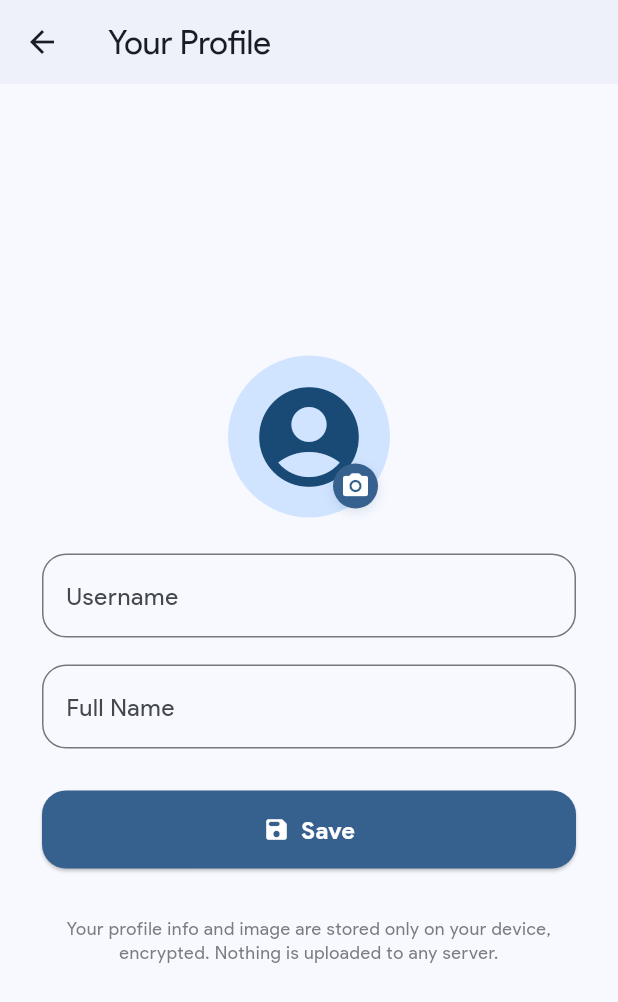
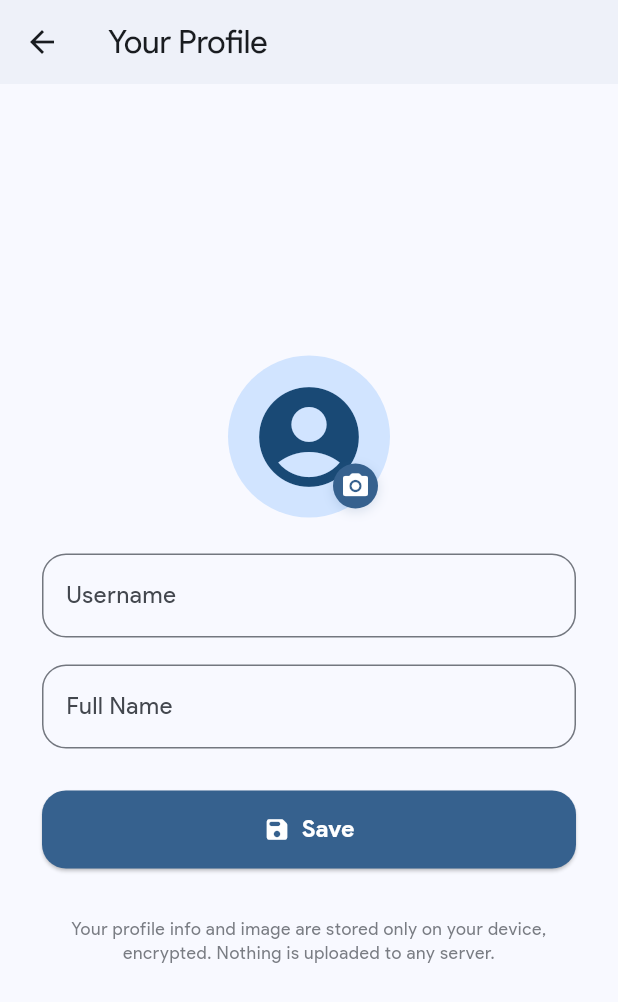
Before and after one commit to Reynold29/Praise-And-Worship, a Flutter app: the screen it shows after launch, after a tap on "Get Started", after a tap on "Skip for now", after a tap on the "account circle" icon, on a phone screen of 412 x 824 dp. Shown: the top 1002 px of the screen. Run offline on Flutter 3.47's test engine with Material 3 defaults, Android fonts, the phone set to English and light mode, and no system bars; drawn by our look-alikes of dynamic_color; our stand-ins replace animated_text_kit, connectivity_plus, flutter_colorpicker, flutter_dotenv, flutter_secure_storage, font_awesome_flutter and 9 more; missing offline and left inert: in_app_update, inditrans; accounts and stored records are empty; project files that could hold a hidden picture were left out.

Commit message:
app: Refactors app architecture and improves UX.
- Implements snappy transitions for smoother navigation.
- Introduces new project structure.
- Improves app's scalability and maintainability.
- Fixes minor UI/UX inconsistencies.
- Better Readme and PRD.

```diff
--- a/lib/main.dart
+++ b/lib/main.dart
@@ -5,6 +5,7 @@ import 'package:shared_preferences/shared_preferences.dart';
 import 'package:worshipcompanion/screens/home_page.dart';
 import 'package:worshipcompanion/screens/onboarding_screen.dart';
 import 'package:worshipcompanion/widgets/theme_provider.dart';
+import 'package:worshipcompanion/widgets/snappy_transitions.dart';
 import 'package:supabase_flutter/supabase_flutter.dart';
 import 'package:flutter_dotenv/flutter_dotenv.dart';
 import 'package:connectivity_plus/connectivity_plus.dart';
@@ -170,25 +171,43 @@ class _MyAppState extends State<MyApp> with WidgetsBindingObserver {
             useMaterial3: true,
             colorScheme: lightSchemeToUse,
             fontFamily: appFontFamily, // Apply font family to light theme
+            visualDensity: VisualDensity.adaptivePlatformDensity,
           ),
           darkTheme: ThemeData(
             useMaterial3: true,
             colorScheme: darkSchemeToUse,
             fontFamily: appFontFamily, // Apply font family to dark theme
+            visualDensity: VisualDensity.adaptivePlatformDensity,
           ),
           themeMode: themeProvider.isDarkMode ? ThemeMode.dark : ThemeMode.light,
+          builder: (context, child) {
+            final mq = MediaQuery.of(context);
+            final width = mq.size.width;
+            double baseScale = 1.0;
+            if (width < 340) {
+              baseScale = 0.88;
+            } else if (width < 360) {
+              baseScale = 0.92;
+            } else if (width < 400) {
+              baseScale = 0.96;
+            } else if (width < 440) {
+              baseScale = 0.98;
+            }
+            final userScale = mq.textScaleFactor;
+            final combinedScale = (userScale * baseScale).clamp(0.85, 1.15);
+            return MediaQuery(
+              data: mq.copyWith(textScaleFactor: combinedScale),
+              child: child!,
+            );
+          },
           home: FutureBuilder<bool>(
             future: SharedPreferences.getInstance().then((prefs) => prefs.getBool('onboarding_complete') ?? false),
             builder: (context, snapshot) {
               if (snapshot.hasData) {
                 return AnimatedSwitcher(
-                  duration: const Duration(milliseconds: 500),
-                  transitionBuilder: (child, animation) {
-                    return FadeTransition(
-                      opacity: animation,
-                      child: child,
-                    );
-                  },
+                  duration: const Duration(milliseconds: 400),
+                  reverseDuration: const Duration(milliseconds: 300),
+                  transitionBuilder: (child, animation) => snappySwitcherTransition(animation, child),
                   child: snapshot.data! ? const HomePage() : const OnboardingScreen(),
                 );
               } else {
--- a/lib/screens/home_page.dart
+++ b/lib/screens/home_page.dart
@@ -3,7 +3,6 @@ import 'package:shared_preferences/shared_preferences.dart';
 import 'package:worshipcompanion/widgets/sliding_cards.dart';
 import 'package:worshipcompanion/screens/explore_Screen.dart';
 import 'package:provider/provider.dart';
-import 'package:worshipcompanion/widgets/theme_provider.dart';
 import 'package:vibration/vibration.dart';
 import 'dart:io';
 import 'package:image_picker/image_picker.dart';
@@ -13,6 +12,7 @@ import 'package:image_cropper/image_cropper.dart';
 import 'package:worshipcompanion/services/local_database_service.dart';
 import 'package:worshipcompanion/models/song_model.dart';
 import 'package:worshipcompanion/widgets/song_card_widget.dart';
+import 'package:worshipcompanion/widgets/snappy_transitions.dart';
 import 'package:in_app_update/in_app_update.dart';
 import 'package:worshipcompanion/widgets/favorite_provider.dart';
 import 'package:worshipcompanion/screens/song_detail_screen.dart';
@@ -205,17 +205,7 @@ class _HomeScreenState extends State<HomeScreen> {
                   onTap: () async {
                     _performVibration();
                     await Navigator.of(context).push(
-                      PageRouteBuilder(
-                        pageBuilder: (context, animation, secondaryAnimation) => const UserProfilePage(),
-                        transitionsBuilder: (context, animation, secondaryAnimation, child) {
-                          return FadeTransition(
-                            opacity: animation,
-                            child: child,
-                          );
-                        },
-                        transitionDuration: const Duration(milliseconds: 400),
-                        reverseTransitionDuration: const Duration(milliseconds: 300),
-                      ),
+                      snappyPageRoute(page: const UserProfilePage()),
                     );
                     widget.onProfileUpdated();
                   },
@@ -280,17 +270,7 @@ class _HomeScreenState extends State<HomeScreen> {
                       _performVibration();
                       Navigator.push(
                         context,
-                        PageRouteBuilder(
-                          pageBuilder: (context, animation, secondaryAnimation) => ExploreScreen(),
-                          transitionsBuilder: (context, animation, secondaryAnimation, child) {
-                            return FadeTransition(
-                              opacity: animation.drive(CurveTween(curve: Curves.easeInQuad)),
-                              child: child,
-                            );
-                          },
-                          transitionDuration: const Duration(milliseconds: 500),
-                          reverseTransitionDuration: const Duration(milliseconds: 300),
-                        ),
+                        snappyPageRoute(page: ExploreScreen()),
                       );
                     },
                     child: Padding(
@@ -1266,10 +1246,7 @@ class HeroDialogRoute<T> extends PageRoute<T> {
 
   @override
   Widget buildTransitions(BuildContext context, Animation<double> animation, Animation<double> secondaryAnimation, Widget child) {
-    return FadeTransition(
-      opacity: CurvedAnimation(parent: animation, curve: Curves.easeInOutCubic),
-      child: child,
-    );
+    return snappyTransition(context, animation, secondaryAnimation, child);
   }
 
   @override
--- a/lib/screens/onboarding_screen.dart
+++ b/lib/screens/onboarding_screen.dart
@@ -2,6 +2,7 @@ import 'dart:ui';
 import 'package:flutter/material.dart';
 import 'package:shared_preferences/shared_preferences.dart';
 import 'home_page.dart';
+import 'package:worshipcompanion/widgets/snappy_transitions.dart';
 
 class OnboardingScreen extends StatefulWidget {
   const OnboardingScreen({Key? key}) : super(key: key);
@@ -33,16 +34,7 @@ class OnboardingScreenState extends State<OnboardingScreen> {
 
     Navigator.pushReplacement(
       context,
-      PageRouteBuilder(
-        pageBuilder: (_, __, ___) => const HomePage(),
-        transitionDuration: const Duration(milliseconds: 500),
-        transitionsBuilder: (_, animation, __, child) {
-          return FadeTransition(
-            opacity: animation.drive(CurveTween(curve: Curves.easeInOut)),
-            child: child,
-          );
-        },
-      ),
+      snappyPageRoute(page: const HomePage()),
     );
   }
 
@@ -52,18 +44,7 @@ class OnboardingScreenState extends State<OnboardingScreen> {
     if (!mounted) return;
     Navigator.pushReplacement(
       context,
-      PageRouteBuilder(
-        pageBuilder: (_, __, ___) => const HomePage(),
-        transitionDuration: const Duration(milliseconds: 500),
-        transitionsBuilder: (_, animation, __, child) {
-          return FadeTransition(
-            opacity: animation.drive(CurveTween(
-              curve: Interval(0.5, 1.0, curve: Curves.easeOut),
-            )),
-            child: child,
-          );
-        },
-      ),
+      snappyPageRoute(page: const HomePage()),
     );
   }
 
--- /dev/null
+++ b/lib/widgets/snappy_transitions.dart
@@ -0,0 +1,49 @@
+import 'package:flutter/material.dart';
+
+/// Shared micro-animation for page/screen transitions: quick slide + subtle scale.
+Widget snappyTransition(BuildContext context, Animation<double> animation, Animation<double> secondaryAnimation, Widget child) {
+  final curved = CurvedAnimation(
+    parent: animation,
+    curve: Curves.easeOutCubic,
+    reverseCurve: Curves.easeOutCubic,
+  );
+
+  return SlideTransition(
+    position: Tween<Offset>(begin: const Offset(0.06, 0.0), end: Offset.zero).animate(curved),
+    child: ScaleTransition(
+      scale: Tween<double>(begin: 0.985, end: 1.0).animate(curved),
+      child: child,
+    ),
+  );
+}
+
+/// Convenience helper to build a PageRoute with the snappy transition.
+PageRouteBuilder<T> snappyPageRoute<T>({
+  required Widget page,
+  Duration duration = const Duration(milliseconds: 400),
+  Duration reverseDuration = const Duration(milliseconds: 300),
+}) {
+  return PageRouteBuilder<T>(
+    pageBuilder: (context, animation, secondaryAnimation) => page,
+    transitionsBuilder: snappyTransition,
+    transitionDuration: duration,
+    reverseTransitionDuration: reverseDuration,
+  );
+}
+
+/// AnimatedSwitcher-friendly variant (no secondary animation available)
+Widget snappySwitcherTransition(Animation<double> animation, Widget child) {
+  final curved = CurvedAnimation(
+    parent: animation,
+    curve: Curves.easeOutCubic,
+    reverseCurve: Curves.easeOutCubic,
+  );
+
+  return SlideTransition(
+    position: Tween<Offset>(begin: const Offset(0.05, 0.0), end: Offset.zero).animate(curved),
+    child: ScaleTransition(
+      scale: Tween<double>(begin: 0.992, end: 1.0).animate(curved),
+      child: child,
+    ),
+  );
+}
```
Also changed, not shown: lib/widgets/sliding_cards.dart (+7 -67 lines), pubspec.lock, 6 other files.
